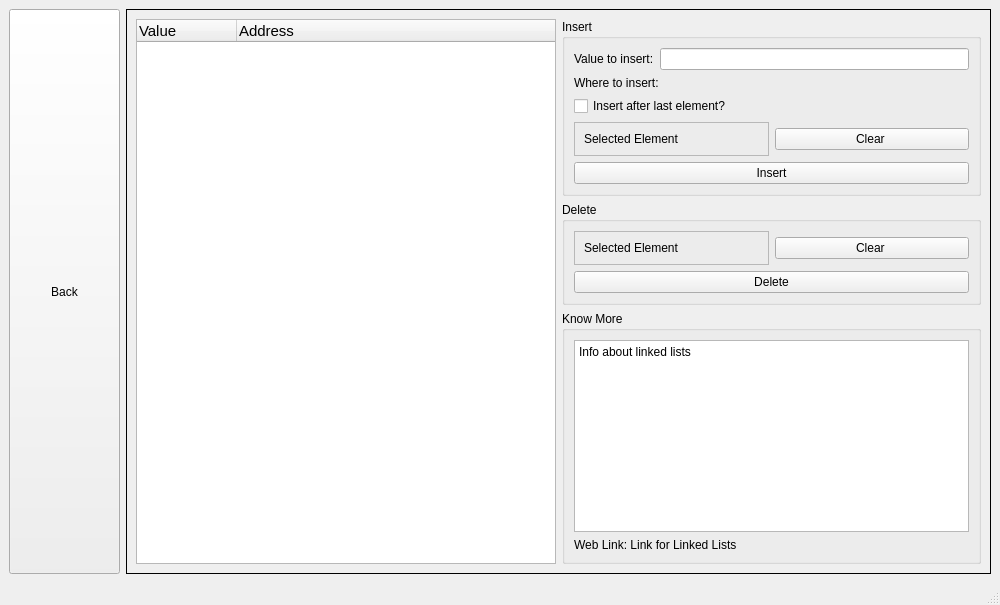
Before: the Qt Designer form linkedlistwindow.ui in priyanshagrahari/DSGUI, drawn with Qt 5.
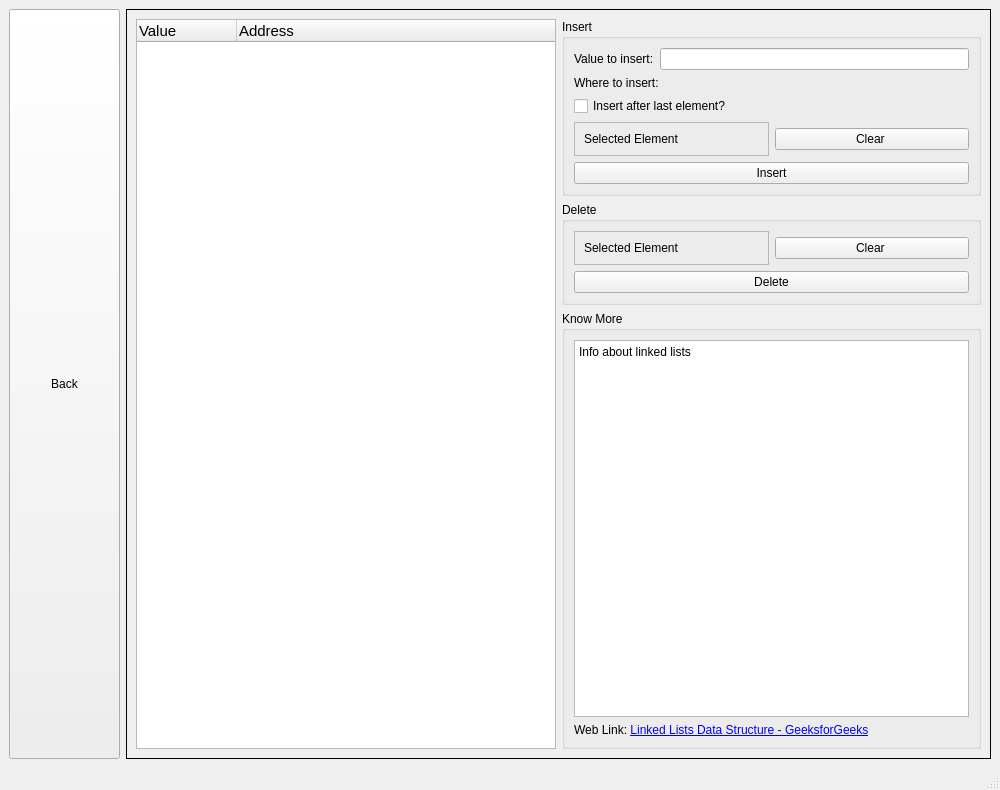
After: the same form once the commit is applied.

Commit message: added links for ll,queue and stack.

```diff
--- a/linkedlistwindow.ui
+++ b/linkedlistwindow.ui
@@ -7,7 +7,7 @@
     <x>0</x>
     <y>0</y>
     <width>1000</width>
-    <height>600</height>
+    <height>790</height>
    </rect>
   </property>
   <property name="windowTitle">
@@ -220,7 +220,7 @@
             <item>
              <widget class="QLabel" name="label_8">
               <property name="text">
-               <string>Web Link: &lt;a href=&quot;replace me&quot;&gt; Link for Linked Lists&lt;/a&gt;</string>
+               <string>Web Link: &lt;a href=&quot;https://www.geeksforgeeks.org/data-structures/linked-list/#singlyLinkedList&quot;&gt; Linked Lists Data Structure - GeeksforGeeks&lt;/a&gt;</string>
               </property>
               <property name="openExternalLinks">
                <bool>true</bool>
```
Left out of the diff: 2 changed lines with no effect on the pictures. The commit also changes 2 other files.
